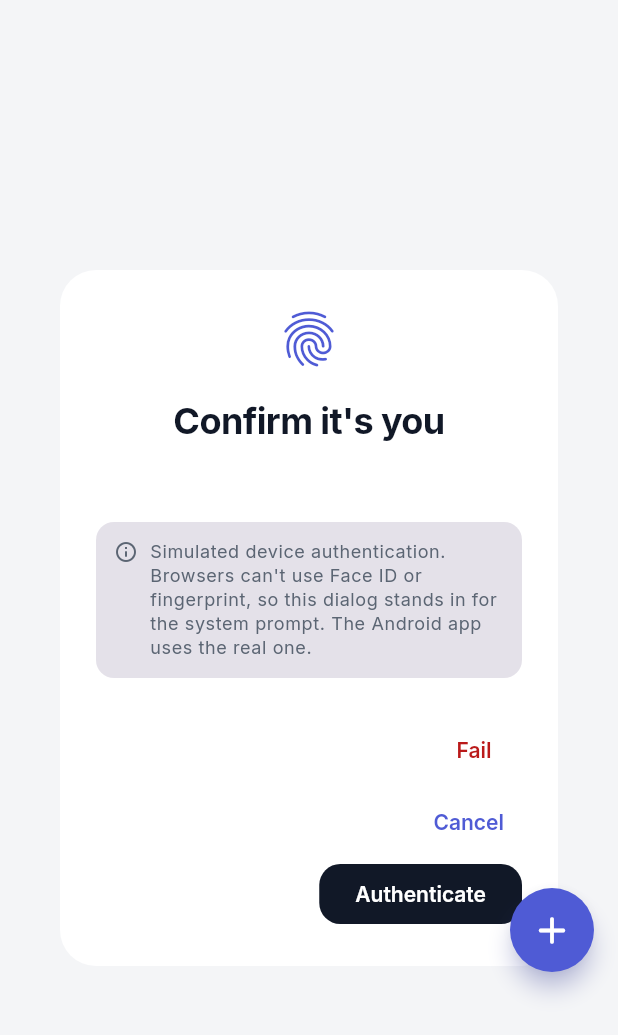
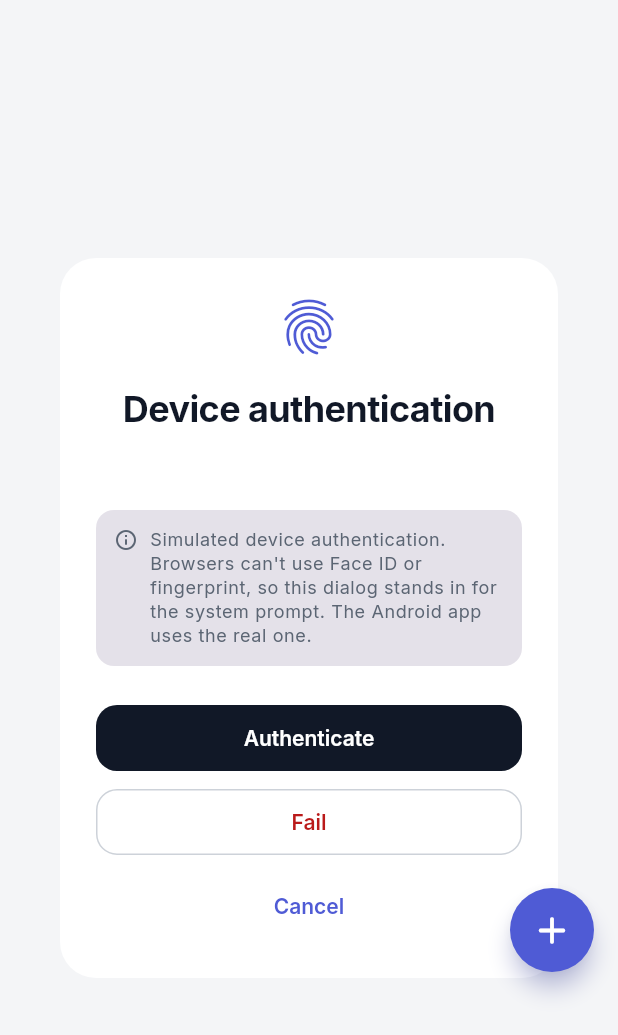
Before and after one commit to SardorbekR/payment-approval-flow, a Flutter app: the SimulatedAuthDialog widget shown alone on an empty page, opened directly with empty values, on a phone screen of 412 x 824 dp. Shown: the top 1035 px of the screen. Run offline on Flutter 3.47's test engine with Material 3 defaults, Android fonts, the phone set to English and light mode, and no system bars; our stand-ins replace bloc_concurrency, clock, equatable, flutter_bloc, go_router, local_auth and 1 more; statements that could not run were skipped.

Commit message:
fix: stack the simulated device prompt's choices evenly
On a phone-width screen the three buttons didn't fit in a row, so the dialog
fell back to a ragged, right-aligned stack with no gaps. They now stack at full
width with even spacing, like a system prompt, and the dialog scrolls with
large text. The title no longer repeats the reason line below it.

```diff
--- a/lib/core/device_auth/simulated_device_authenticator.dart
+++ b/lib/core/device_auth/simulated_device_authenticator.dart
@@ -36,13 +36,16 @@ class SimulatedAuthDialog extends StatelessWidget {
   Widget build(BuildContext context) {
     final theme = Theme.of(context);
     final l10n = AppLocalizations.of(context);
-    const compact = Size(64, 40);
+    const buttonSize = Size(64, 44);
 
     return AlertDialog(
+      // Scrolls instead of overflowing with large text on a small screen.
+      scrollable: true,
       icon: Icon(Icons.fingerprint_rounded, size: 44, color: theme.colorScheme.secondary),
       title: Text(l10n.simulatedAuthTitle),
       content: Column(
         mainAxisSize: MainAxisSize.min,
+        crossAxisAlignment: CrossAxisAlignment.stretch,
         children: [
           Text(reason, textAlign: TextAlign.center, style: theme.textTheme.bodyMedium),
           const SizedBox(height: 16),
@@ -67,24 +70,32 @@ class SimulatedAuthDialog extends StatelessWidget {
               ),
             ),
           ),
+          const SizedBox(height: 24),
+
+          // Stacked full width, like a system prompt: three choices don't fit
+          // side by side on a phone.
+          FilledButton(
+            onPressed: () => Navigator.pop(context, DeviceAuthResult.success),
+            style: FilledButton.styleFrom(minimumSize: buttonSize),
+            child: Text(l10n.simulatedAuthConfirm),
+          ),
+          const SizedBox(height: 8),
+          OutlinedButton(
+            onPressed: () => Navigator.pop(context, DeviceAuthResult.failed),
+            style: OutlinedButton.styleFrom(
+              minimumSize: buttonSize,
+              foregroundColor: theme.colorScheme.error,
+            ),
+            child: Text(l10n.simulatedAuthFail),
+          ),
+          const SizedBox(height: 8),
+          TextButton(
+            onPressed: () => Navigator.pop(context, DeviceAuthResult.canceled),
+            style: TextButton.styleFrom(minimumSize: buttonSize),
+            child: Text(l10n.simulatedAuthCancel),
+          ),
         ],
       ),
-      actions: [
-        TextButton(
-          onPressed: () => Navigator.pop(context, DeviceAuthResult.failed),
-          style: TextButton.styleFrom(foregroundColor: theme.colorScheme.error),
-          child: Text(l10n.simulatedAuthFail),
-        ),
-        TextButton(
-          onPressed: () => Navigator.pop(context, DeviceAuthResult.canceled),
-          child: Text(l10n.simulatedAuthCancel),
-        ),
-        FilledButton(
-          onPressed: () => Navigator.pop(context, DeviceAuthResult.success),
-          style: FilledButton.styleFrom(minimumSize: compact),
-          child: Text(l10n.simulatedAuthConfirm),
-        ),
-      ],
     );
   }
 }
--- a/lib/l10n/app_en.arb
+++ b/lib/l10n/app_en.arb
@@ -132,7 +132,7 @@
 
   "debugFabLabel": "Simulate an incoming payment request",
 
-  "simulatedAuthTitle": "Confirm it's you",
+  "simulatedAuthTitle": "Device authentication",
   "simulatedAuthNotice": "Simulated device authentication. Browsers can't use Face ID or fingerprint, so this dialog stands in for the system prompt. The Android app uses the real one.",
   "simulatedAuthCancel": "Cancel",
   "simulatedAuthFail": "Fail",
--- a/lib/l10n/app_localizations.dart
+++ b/lib/l10n/app_localizations.dart
@@ -473,7 +473,7 @@ abstract class AppLocalizations {
   /// No description provided for @simulatedAuthTitle.
   ///
   /// In en, this message translates to:
-  /// **'Confirm it\'s you'**
+  /// **'Device authentication'**
   String get simulatedAuthTitle;
 
   /// No description provided for @simulatedAuthNotice.
--- a/lib/l10n/app_localizations_en.dart
+++ b/lib/l10n/app_localizations_en.dart
@@ -242,7 +242,7 @@ class AppLocalizationsEn extends AppLocalizations {
   String get debugFabLabel => 'Simulate an incoming payment request';
 
   @override
-  String get simulatedAuthTitle => 'Confirm it\'s you';
+  String get simulatedAuthTitle => 'Device authentication';
 
   @override
   String get simulatedAuthNotice =>
```
Also changed, not shown: 2 other files.
